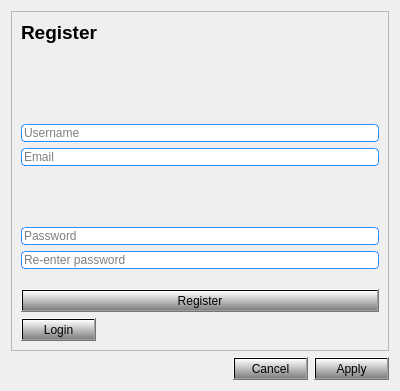
Before: the Qt Designer form edus/client/gui/dialogs/login/register.ui in AhmerW/Edus, drawn with Qt 5.
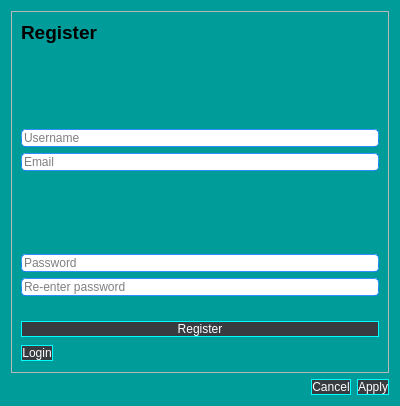
After: the same form once the commit is applied.

```diff
--- a/edus/client/gui/dialogs/login/register.ui
+++ b/edus/client/gui/dialogs/login/register.ui
@@ -7,25 +7,42 @@
     <x>0</x>
     <y>0</y>
     <width>400</width>
-    <height>391</height>
+    <height>406</height>
    </rect>
   </property>
   <property name="windowTitle">
    <string>Register</string>
   </property>
   <property name="styleSheet">
-   <string notr="true">
+   <string notr="true">QDialog {
+background-color: #009c99;
+}
+QLabel:hover {
+color: white;
+}
+
 QLineEdit {
 	border-width: 1px; border-radius: 4px;
 	border-style: solid;
 	border-color: qlineargradient(spread:pad, x1:0.5, y1:1, x2:0.5, y2:0, stop:0 rgba(0, 113, 255, 255), stop:1 rgba(91, 171, 252, 255));
 }
+QLineEdit:hover {
+border: 2px solid aqua;
+}
+
 QPushButton{
 
 }
 QPushButton{
-background-color: qlineargradient(x1: 0, y1: 0, x2: 0, y2: 1, stop: 0 white, stop: 1 grey);
-
+background-color: #383b40;
+border: 1px solid aqua;
+color: white;
+}
+QPushButton:hover {
+background-color: gray;
+}
+QPushButton:pressed {
+background-color: aqua;
 }</string>
   </property>
   <layout class="QGridLayout" name="gridLayout">
```
